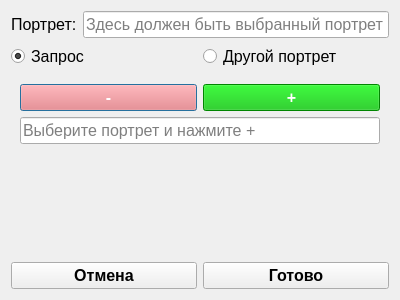
layxproud/FileManagerVega, file matchlevelwindow.ui: the form before one commit.
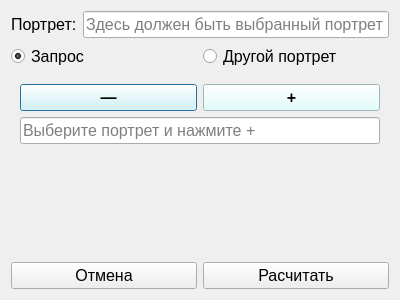
The form after the commit.

What changed in the file:
```diff
--- a/matchlevelwindow.ui
+++ b/matchlevelwindow.ui
@@ -124,10 +124,10 @@
            </property>
            <property name="styleSheet">
             <string notr="true">#removeButton {
- 	background-color: rgb(255, 105, 105);
-	color: white;
+ 	background-color: rgb(220, 255, 254);
+	color: black;
 	font-size: 12;
-   font-style: bold;
+    font-style: bold;
 }
 
 #removeButton:hover {
@@ -135,7 +135,7 @@
 }</string>
            </property>
            <property name="text">
-            <string>-</string>
+            <string>—</string>
            </property>
           </widget>
          </item>
@@ -149,8 +149,10 @@
            </property>
            <property name="styleSheet">
             <string notr="true">#addButton {
- 	background-color: rgb(0, 186, 0);
-	color: white;
+ 	background-color: rgb(220, 255, 254);
+	color: black;
+    font-size: 12;
+    font-style: bold;
 }
 
 #addButton:hover {
@@ -198,7 +200,7 @@
        <property name="font">
         <font>
          <pointsize>12</pointsize>
-         <bold>true</bold>
+         <bold>false</bold>
         </font>
        </property>
        <property name="styleSheet">
@@ -214,14 +216,14 @@
        <property name="font">
         <font>
          <pointsize>12</pointsize>
-         <bold>true</bold>
+         <bold>false</bold>
         </font>
        </property>
        <property name="styleSheet">
         <string notr="true"/>
        </property>
        <property name="text">
-        <string>Готово</string>
+        <string>Расчитать</string>
        </property>
       </widget>
      </item>
```
Left out of the diff: 13 changed lines with no effect on the pictures.
